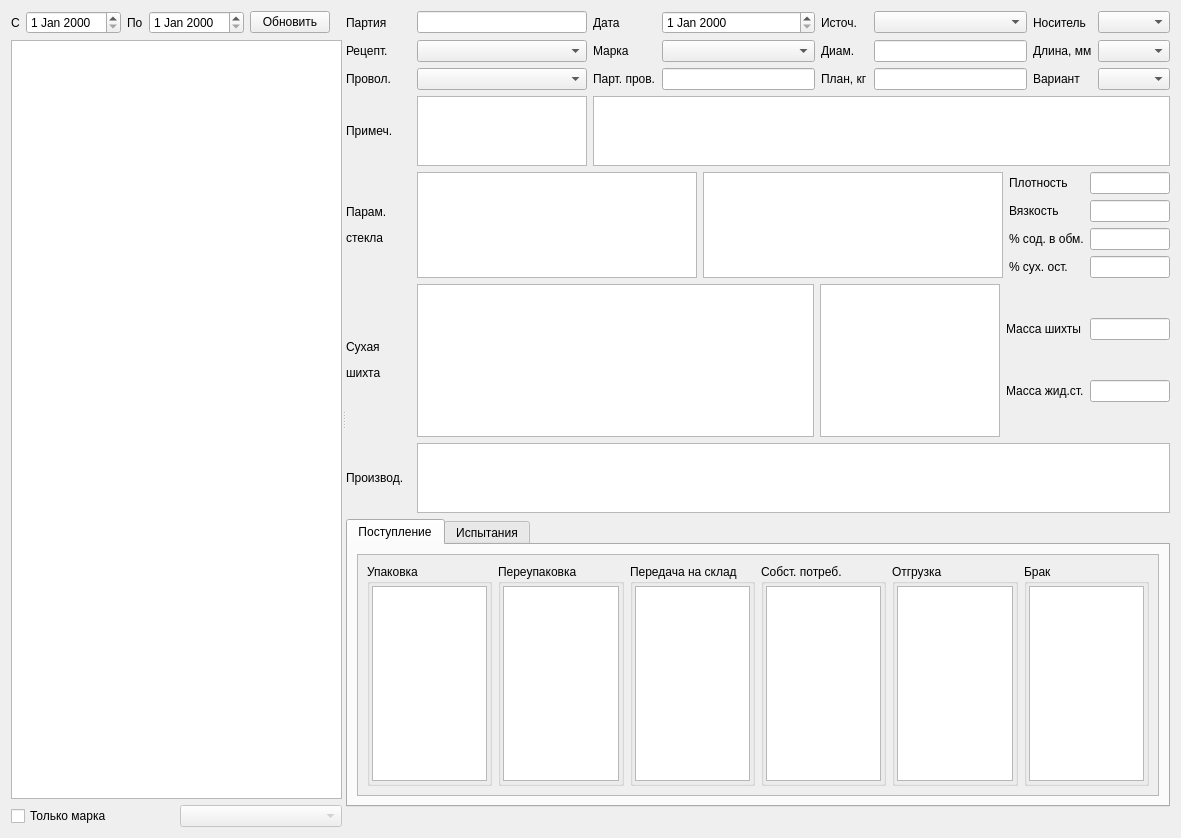
Before: the Qt Designer form formpart.ui in Sergeyego/el_pr, drawn with Qt 5.
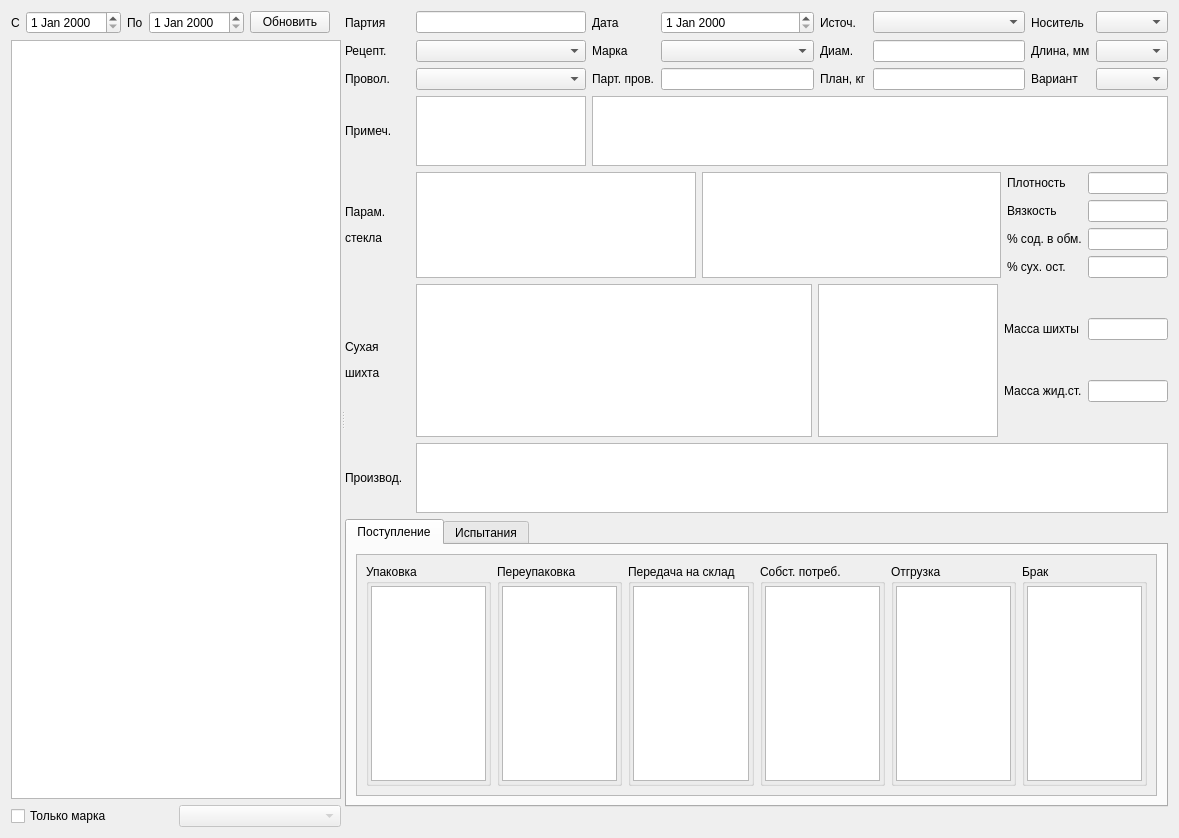
After: the same form once the commit is applied. The open tabs and pages were chosen to show the change. Custom widgets are drawn as their Qt base class.

Commit message: доделаны партии

```diff
--- a/formpart.ui
+++ b/formpart.ui
@@ -6,7 +6,7 @@
    <rect>
     <x>0</x>
     <y>0</y>
-    <width>1181</width>
+    <width>1179</width>
     <height>838</height>
    </rect>
   </property>
@@ -336,6 +336,11 @@
              <height>16777215</height>
             </size>
            </property>
+           <property name="font">
+            <font>
+             <pointsize>9</pointsize>
+            </font>
+           </property>
            <attribute name="verticalHeaderVisible">
             <bool>false</bool>
            </attribute>
@@ -349,6 +354,11 @@
              <verstretch>0</verstretch>
             </sizepolicy>
            </property>
+           <property name="font">
+            <font>
+             <pointsize>9</pointsize>
+            </font>
+           </property>
            <attribute name="verticalHeaderVisible">
             <bool>false</bool>
            </attribute>
@@ -620,6 +630,11 @@
           <layout class="QHBoxLayout" name="horizontalLayout_9">
            <item>
             <widget class="QScrollArea" name="scrollArea">
+             <property name="font">
+              <font>
+               <pointsize>9</pointsize>
+              </font>
+             </property>
              <property name="widgetResizable">
               <bool>true</bool>
              </property>
@@ -628,7 +643,7 @@
                <rect>
                 <x>0</x>
                 <y>0</y>
-                <width>815</width>
+                <width>813</width>
                 <height>248</height>
                </rect>
               </property>
@@ -655,7 +670,11 @@
                    <number>2</number>
                   </property>
                   <item>
-                   <widget class="QTableView" name="tableViewPack"/>
+                   <widget class="TableView" name="tableViewPack">
+                    <attribute name="verticalHeaderVisible">
+                     <bool>false</bool>
+                    </attribute>
+                   </widget>
                   </item>
                  </layout>
                 </widget>
@@ -682,7 +701,11 @@
                    <number>2</number>
                   </property>
                   <item>
-                   <widget class="QTableView" name="tableViewPerePack"/>
+                   <widget class="TableView" name="tableViewPerePack">
+                    <attribute name="verticalHeaderVisible">
+                     <bool>false</bool>
+                    </attribute>
+                   </widget>
                   </item>
                  </layout>
                 </widget>
@@ -709,7 +732,11 @@
                    <number>2</number>
                   </property>
                   <item>
-                   <widget class="QTableView" name="tableViewTrans"/>
+                   <widget class="TableView" name="tableViewTrans">
+                    <attribute name="verticalHeaderVisible">
+                     <bool>false</bool>
+                    </attribute>
+                   </widget>
                   </item>
                  </layout>
                 </widget>
@@ -736,7 +763,11 @@
                    <number>2</number>
                   </property>
                   <item>
-                   <widget class="QTableView" name="tableViewSelf"/>
+                   <widget class="TableView" name="tableViewSelf">
+                    <attribute name="verticalHeaderVisible">
+                     <bool>false</bool>
+                    </attribute>
+                   </widget>
                   </item>
                  </layout>
                 </widget>
@@ -763,7 +794,11 @@
                    <number>2</number>
                   </property>
                   <item>
-                   <widget class="QTableView" name="tableViewShip"/>
+                   <widget class="TableView" name="tableViewShip">
+                    <attribute name="verticalHeaderVisible">
+                     <bool>false</bool>
+                    </attribute>
+                   </widget>
                   </item>
                  </layout>
                 </widget>
@@ -790,11 +825,28 @@
                    <number>2</number>
                   </property>
                   <item>
-                   <widget class="QTableView" name="tableViewDef"/>
+                   <widget class="TableView" name="tableViewDef">
+                    <attribute name="verticalHeaderVisible">
+                     <bool>false</bool>
+                    </attribute>
+                   </widget>
                   </item>
                  </layout>
                 </widget>
                </item>
+               <item>
+                <spacer name="horizontalSpacer_4">
+                 <property name="orientation">
+                  <enum>Qt::Horizontal</enum>
+                 </property>
+                 <property name="sizeHint" stdset="0">
+                  <size>
+                   <width>40</width>
+                   <height>20</height>
+                  </size>
+                 </property>
+                </spacer>
+               </item>
               </layout>
              </widget>
             </widget>
@@ -1004,6 +1056,11 @@
    <extends>QComboBox</extends>
    <header>db/dbcombobox.h</header>
   </customwidget>
+  <customwidget>
+   <class>TableView</class>
+   <extends>QTableView</extends>
+   <header>olap/tableview.h</header>
+  </customwidget>
  </customwidgets>
  <tabstops>
   <tabstop>lineEditPart</tabstop>
```
Left out of the diff: 14 changed lines with no effect on the pictures. The commit also changes 2 other files.
